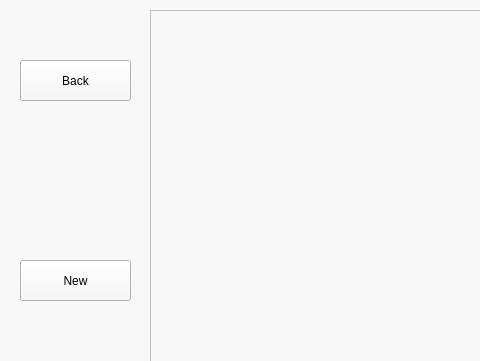
Qt form QT/payment.ui (LuciaCG/Bluebird) before a commit; both pictures show x 0 to 480 and y 120 to 481 of the 1004 by 697 pixel window.
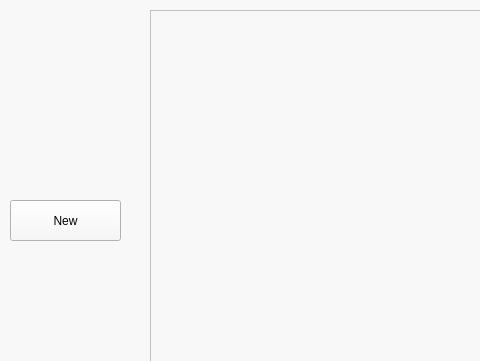
The same form after that commit.

Patch:
```diff
--- a/QT/payment.ui
+++ b/QT/payment.ui
@@ -146,19 +146,6 @@
      <string/>
     </property>
    </widget>
-   <widget class="QPushButton" name="back">
-    <property name="geometry">
-     <rect>
-      <x>20</x>
-      <y>180</y>
-      <width>111</width>
-      <height>41</height>
-     </rect>
-    </property>
-    <property name="text">
-     <string>Back</string>
-    </property>
-   </widget>
    <widget class="QTableWidget" name="tableWidget">
     <property name="geometry">
      <rect>
@@ -187,8 +174,8 @@
    <widget class="QPushButton" name="next">
     <property name="geometry">
      <rect>
-      <x>20</x>
-      <y>380</y>
+      <x>10</x>
+      <y>320</y>
       <width>111</width>
       <height>41</height>
      </rect>
```
